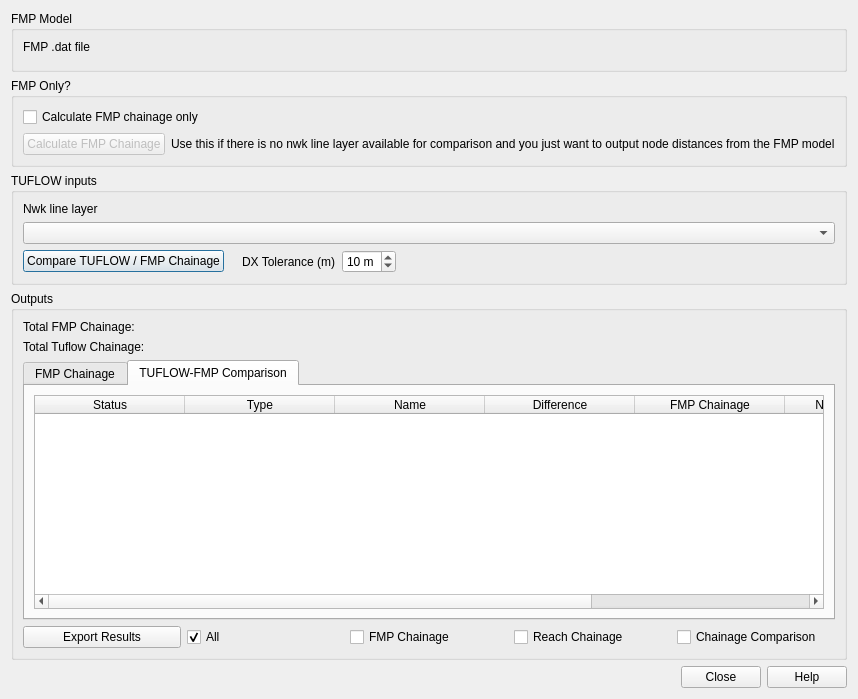
This is mod_check/forms/ui_chainage_calculator_dialog.ui in duncan-r/ModCheck as Qt 5 draws it before an edit. The edited form follows.
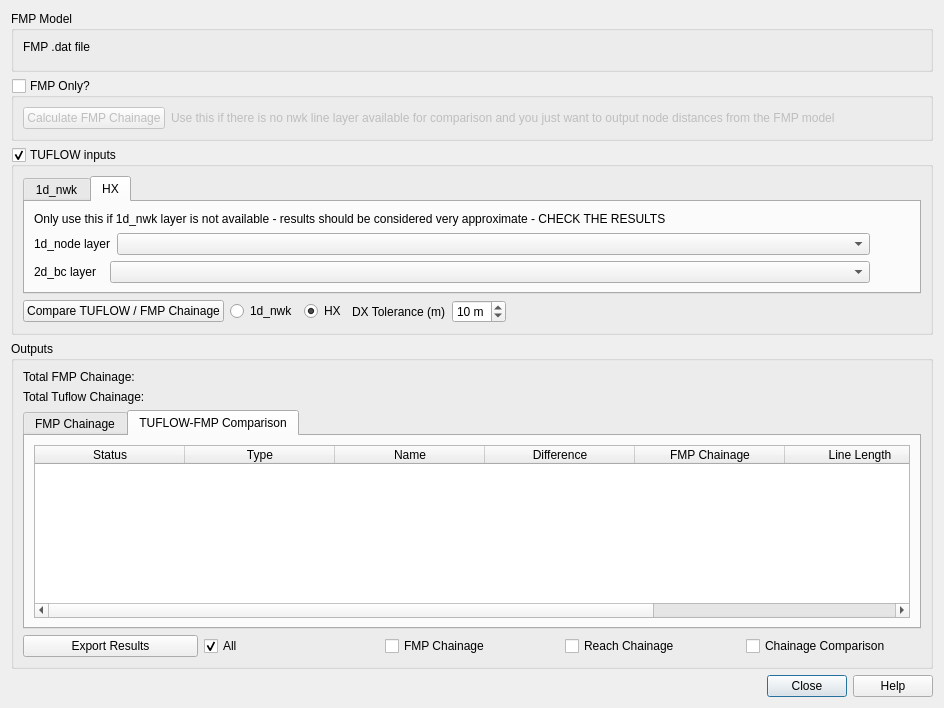
This is the edited form. The open tabs and pages were chosen to show the change. Custom widgets are drawn as their Qt base class.

Commit message: Adds HX line calculation support for chainage compare tool.

The edit to the form file:
```diff
--- a/mod_check/forms/ui_chainage_calculator_dialog.ui
+++ b/mod_check/forms/ui_chainage_calculator_dialog.ui
@@ -6,14 +6,14 @@
    <rect>
     <x>0</x>
     <y>0</y>
-    <width>774</width>
-    <height>699</height>
+    <width>944</width>
+    <height>708</height>
    </rect>
   </property>
   <property name="windowTitle">
    <string>FMP-TUFLOW Chainage Compare</string>
   </property>
-  <layout class="QGridLayout" name="gridLayout">
+  <layout class="QGridLayout" name="gridLayout" rowstretch="0,0,0,0,0,0,0,0,1,0">
    <item row="2" column="0" colspan="2">
     <widget class="QGroupBox" name="groupBox">
      <property name="title">
@@ -40,63 +40,33 @@
      </layout>
     </widget>
    </item>
-   <item row="6" column="0" colspan="2">
-    <widget class="QGroupBox" name="tuflowInputsGroupbox">
-     <property name="title">
-      <string>TUFLOW inputs</string>
+   <item row="9" column="0">
+    <widget class="QLabel" name="statusLabel">
+     <property name="sizePolicy">
+      <sizepolicy hsizetype="Preferred" vsizetype="Preferred">
+       <horstretch>5</horstretch>
+       <verstretch>0</verstretch>
+      </sizepolicy>
      </property>
-     <layout class="QGridLayout" name="gridLayout_3">
-      <item row="0" column="0" colspan="3">
-       <widget class="QLabel" name="label_3">
-        <property name="text">
-         <string>Nwk line layer</string>
-        </property>
-       </widget>
-      </item>
-      <item row="1" column="0" colspan="8">
-       <widget class="QgsMapLayerComboBox" name="estryNwkLayerCBox"/>
-      </item>
-      <item row="5" column="5">
-       <spacer name="horizontalSpacer">
-        <property name="orientation">
-         <enum>Qt::Horizontal</enum>
-        </property>
-        <property name="sizeHint" stdset="0">
-         <size>
-          <width>40</width>
-          <height>20</height>
-         </size>
-        </property>
-       </spacer>
-      </item>
-      <item row="5" column="0">
-       <widget class="QPushButton" name="compareChainageBtn">
-        <property name="text">
-         <string>Compare TUFLOW / FMP Chainage</string>
-        </property>
-       </widget>
-      </item>
-      <item row="5" column="3">
-       <widget class="QLabel" name="label_5">
-        <property name="text">
-         <string>DX Tolerance (m)</string>
-        </property>
-       </widget>
-      </item>
-      <item row="5" column="4">
-       <widget class="QgsSpinBox" name="dxToleranceSpinbox">
-        <property name="suffix">
-         <string> m</string>
-        </property>
-        <property name="maximum">
-         <number>50</number>
-        </property>
-        <property name="value">
-         <number>10</number>
-        </property>
-       </widget>
-      </item>
-     </layout>
+     <property name="text">
+      <string/>
+     </property>
+    </widget>
+   </item>
+   <item row="9" column="1">
+    <widget class="QDialogButtonBox" name="buttonBox">
+     <property name="sizePolicy">
+      <sizepolicy hsizetype="Expanding" vsizetype="Fixed">
+       <horstretch>1</horstretch>
+       <verstretch>0</verstretch>
+      </sizepolicy>
+     </property>
+     <property name="orientation">
+      <enum>Qt::Horizontal</enum>
+     </property>
+     <property name="standardButtons">
+      <set>QDialogButtonBox::Close|QDialogButtonBox::Help</set>
+     </property>
     </widget>
    </item>
    <item row="3" column="0" colspan="2">
@@ -104,20 +74,13 @@
      <property name="title">
       <string>FMP Only?</string>
      </property>
+     <property name="checkable">
+      <bool>true</bool>
+     </property>
+     <property name="checked">
+      <bool>false</bool>
+     </property>
      <layout class="QVBoxLayout" name="verticalLayout_2">
-      <item>
-       <widget class="QCheckBox" name="fmpOnlyCheckbox">
-        <property name="maximumSize">
-         <size>
-          <width>276</width>
-          <height>16777215</height>
-         </size>
-        </property>
-        <property name="text">
-         <string>Calculate FMP chainage only</string>
-        </property>
-       </widget>
-      </item>
       <item>
        <layout class="QHBoxLayout" name="horizontalLayout">
         <item>
@@ -155,33 +118,201 @@
      </layout>
     </widget>
    </item>
-   <item row="9" column="1">
-    <widget class="QDialogButtonBox" name="buttonBox">
-     <property name="sizePolicy">
-      <sizepolicy hsizetype="Expanding" vsizetype="Fixed">
-       <horstretch>1</horstretch>
-       <verstretch>0</verstretch>
-      </sizepolicy>
+   <item row="6" column="0" colspan="2">
+    <widget class="QGroupBox" name="tuflowInputsGroupBox">
+     <property name="title">
+      <string>TUFLOW inputs</string>
      </property>
-     <property name="orientation">
-      <enum>Qt::Horizontal</enum>
+     <property name="checkable">
+      <bool>true</bool>
      </property>
-     <property name="standardButtons">
-      <set>QDialogButtonBox::Close|QDialogButtonBox::Help</set>
-     </property>
-    </widget>
-   </item>
-   <item row="9" column="0">
-    <widget class="QLabel" name="statusLabel">
-     <property name="sizePolicy">
-      <sizepolicy hsizetype="Preferred" vsizetype="Preferred">
-       <horstretch>5</horstretch>
-       <verstretch>0</verstretch>
-      </sizepolicy>
-     </property>
-     <property name="text">
-      <string/>
-     </property>
+     <layout class="QVBoxLayout" name="verticalLayout_6">
+      <item>
+       <widget class="QTabWidget" name="tuflowInputsTabWidget">
+        <property name="currentIndex">
+         <number>1</number>
+        </property>
+        <widget class="QWidget" name="tuflowNwkLineTab">
+         <attribute name="title">
+          <string>1d_nwk</string>
+         </attribute>
+         <layout class="QVBoxLayout" name="verticalLayout_5">
+          <item>
+           <widget class="QLabel" name="label_3">
+            <property name="text">
+             <string>Use this approach for more accurate results</string>
+            </property>
+           </widget>
+          </item>
+          <item>
+           <widget class="QgsMapLayerComboBox" name="estryNwkLayerCBox"/>
+          </item>
+         </layout>
+        </widget>
+        <widget class="QWidget" name="tuflowHXTab">
+         <attribute name="title">
+          <string>HX</string>
+         </attribute>
+         <layout class="QVBoxLayout" name="verticalLayout_7">
+          <item>
+           <widget class="QLabel" name="label">
+            <property name="text">
+             <string>Only use this if 1d_nwk layer is not available - results should be considered very approximate - CHECK THE RESULTS</string>
+            </property>
+           </widget>
+          </item>
+          <item>
+           <layout class="QHBoxLayout" name="horizontalLayout_8">
+            <item>
+             <widget class="QLabel" name="label_7">
+              <property name="minimumSize">
+               <size>
+                <width>70</width>
+                <height>0</height>
+               </size>
+              </property>
+              <property name="text">
+               <string>1d_node layer</string>
+              </property>
+             </widget>
+            </item>
+            <item>
+             <widget class="QgsMapLayerComboBox" name="hxNodesLayerCBox">
+              <property name="sizePolicy">
+               <sizepolicy hsizetype="Preferred" vsizetype="Fixed">
+                <horstretch>1</horstretch>
+                <verstretch>0</verstretch>
+               </sizepolicy>
+              </property>
+             </widget>
+            </item>
+            <item>
+             <spacer name="horizontalSpacer_3">
+              <property name="orientation">
+               <enum>Qt::Horizontal</enum>
+              </property>
+              <property name="sizeHint" stdset="0">
+               <size>
+                <width>40</width>
+                <height>20</height>
+               </size>
+              </property>
+             </spacer>
+            </item>
+           </layout>
+          </item>
+          <item>
+           <layout class="QHBoxLayout" name="horizontalLayout_7">
+            <item>
+             <widget class="QLabel" name="label_8">
+              <property name="minimumSize">
+               <size>
+                <width>70</width>
+                <height>0</height>
+               </size>
+              </property>
+              <property name="text">
+               <string>2d_bc layer</string>
+              </property>
+             </widget>
+            </item>
+            <item>
+             <widget class="QgsMapLayerComboBox" name="hxBCLayerCBox">
+              <property name="sizePolicy">
+               <sizepolicy hsizetype="Preferred" vsizetype="Fixed">
+                <horstretch>1</horstretch>
+                <verstretch>0</verstretch>
+               </sizepolicy>
+              </property>
+             </widget>
+            </item>
+            <item>
+             <spacer name="horizontalSpacer_4">
+              <property name="orientation">
+               <enum>Qt::Horizontal</enum>
+              </property>
+              <property name="sizeHint" stdset="0">
+               <size>
+                <width>40</width>
+                <height>20</height>
+               </size>
+              </property>
+             </spacer>
+            </item>
+           </layout>
+          </item>
+         </layout>
+        </widget>
+       </widget>
+      </item>
+      <item>
+       <layout class="QHBoxLayout" name="horizontalLayout_6">
+        <item>
+         <widget class="QPushButton" name="compareChainageBtn">
+          <property name="text">
+           <string>Compare TUFLOW / FMP Chainage</string>
+          </property>
+         </widget>
+        </item>
+        <item>
+         <widget class="QRadioButton" name="nwkLineRadioButton">
+          <property name="text">
+           <string>1d_nwk</string>
+          </property>
+          <property name="checked">
+           <bool>false</bool>
+          </property>
+         </widget>
+        </item>
+        <item>
+         <widget class="QRadioButton" name="hxLineRadioButton">
+          <property name="text">
+           <string>HX</string>
+          </property>
+          <property name="checked">
+           <bool>true</bool>
+          </property>
+         </widget>
+        </item>
+        <item>
+         <widget class="QLabel" name="label_5">
+          <property name="text">
+           <string>DX Tolerance (m)</string>
+          </property>
+         </widget>
+        </item>
+        <item>
+         <widget class="QgsSpinBox" name="dxToleranceSpinbox">
+          <property name="suffix">
+           <string> m</string>
+          </property>
+          <property name="maximum">
+           <number>50</number>
+          </property>
+          <property name="value">
+           <number>10</number>
+          </property>
+          <property name="showClearButton">
+           <bool>false</bool>
+          </property>
+         </widget>
+        </item>
+        <item>
+         <spacer name="horizontalSpacer">
+          <property name="orientation">
+           <enum>Qt::Horizontal</enum>
+          </property>
+          <property name="sizeHint" stdset="0">
+           <size>
+            <width>40</width>
+            <height>20</height>
+           </size>
+          </property>
+         </spacer>
+        </item>
+       </layout>
+      </item>
+     </layout>
     </widget>
    </item>
    <item row="8" column="0" colspan="2">
@@ -345,7 +476,7 @@
             </column>
             <column>
              <property name="text">
-              <string>Nwk Line Length</string>
+              <string>Line Length</string>
              </property>
             </column>
             <column>
```
Left out of the diff: 4 changed lines with no effect on the pictures. The commit also changes 3 other files.
